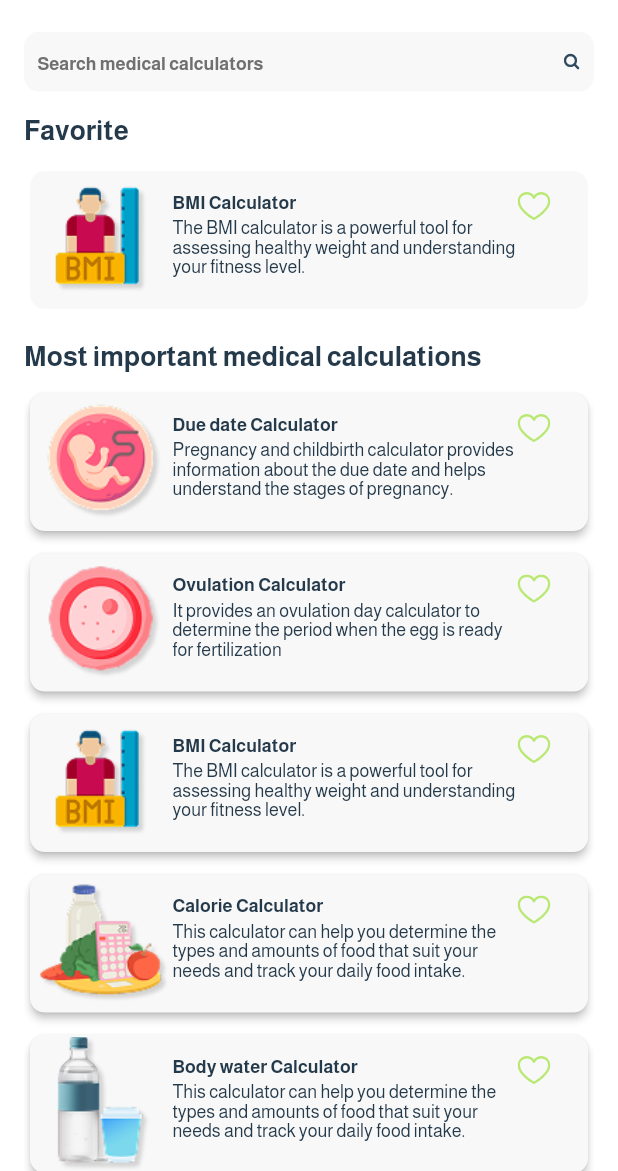
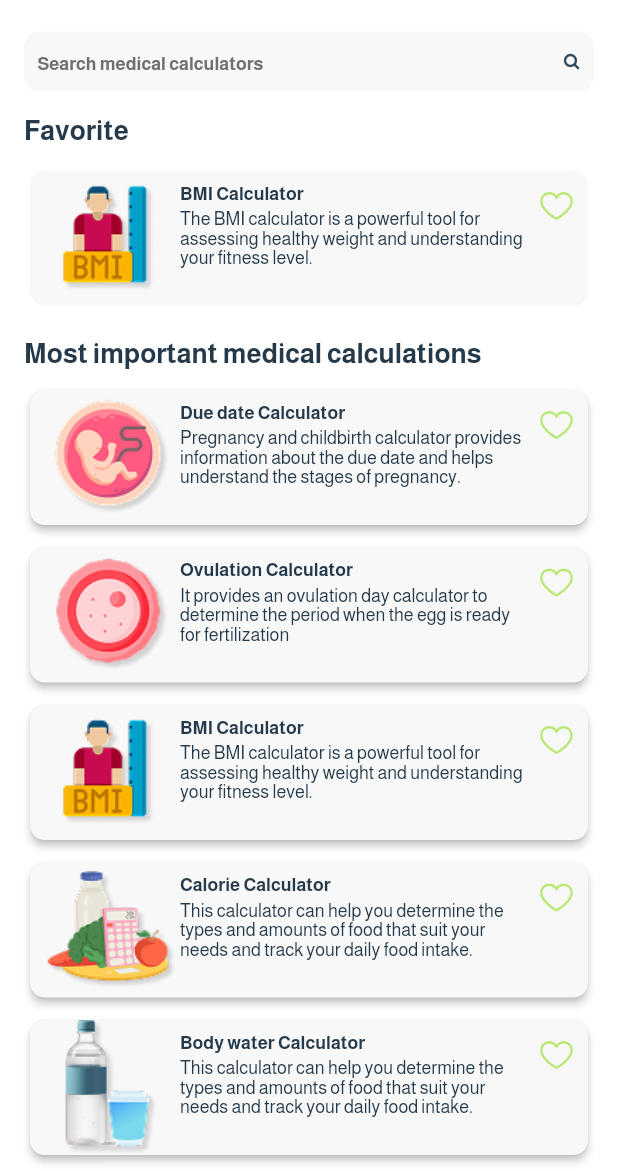
Before and after one commit to manarragab/familyHealth, a Flutter app: the MedicalcalcScreen screen opened by its route, on a phone screen of 412 x 824 dp, the part 65-1236 px from its top. Run offline on Flutter 3.47's test engine with Material 3 defaults, Android fonts, the phone set to English and light mode, and no system bars; our stand-ins replace carousel_slider, dio, easy_stepper, firebase_core, firebase_messaging, flutter_local_notifications and 14 more; accounts and stored records are empty.

Commit message:
fix card calculation

```diff
--- a/lib/features/calculation/presentation/widget/card_item.dart
+++ b/lib/features/calculation/presentation/widget/card_item.dart
@@ -1,5 +1,4 @@
 import 'package:abg/data/const/export.dart';
-import 'package:flutter/material.dart';
 import 'package:google_fonts/google_fonts.dart';
 
 class CardItem extends StatefulWidget {
@@ -8,15 +7,13 @@ class CardItem extends StatefulWidget {
   final String title;
   final String subTitle;
 
-
-  const CardItem(
-      {super.key,
+  const CardItem({
+    super.key,
     required this.image,
     required this.title,
     required this.subTitle,
-      required this.elevation,}
-
-      );
+    required this.elevation,
+  });
 
   @override
   State<CardItem> createState() => _CardItemState();
@@ -28,8 +25,6 @@ class _CardItemState extends State<CardItem> {
   @override
   Widget build(BuildContext context) {
     return Container(
-      width: 382,
-      height: 100,
       child: Card(
         elevation: widget.elevation,
         color: CustomColors.lightgrey5,
@@ -37,18 +32,18 @@ class _CardItemState extends State<CardItem> {
           borderRadius: BorderRadius.circular(10),
         ),
         child: Padding(
-          padding: const EdgeInsets.only(left: 5),
+          padding: const EdgeInsets.symmetric(horizontal: 10),
           child: Row(
+            crossAxisAlignment: CrossAxisAlignment.start,
             children: [
               SizedBox(
                 width: 90,
                 height: 90,
                 child: Image.asset(widget.image, fit: BoxFit.cover),
               ),
-              Container(
-                width: 230,
-
-                margin: EdgeInsets.only(top: 14),
+              Expanded(
+                child: Padding(
+                  padding: const EdgeInsets.only(top: 8.0),
                   child: Column(
                     crossAxisAlignment: CrossAxisAlignment.start,
                     mainAxisAlignment: MainAxisAlignment.start,
@@ -76,6 +71,10 @@ class _CardItemState extends State<CardItem> {
                     ],
                   ),
                 ),
+              ),
+              const SizedBox(
+                width: 10,
+              ),
               Container(
                 margin: EdgeInsets.only(top: 14),
                 alignment: Alignment.topCenter,
@@ -95,7 +94,6 @@ class _CardItemState extends State<CardItem> {
                   ),
                 ),
               ),
-
             ],
           ),
         ),
```
Lines whose indentation alone changed are shown as unchanged.
